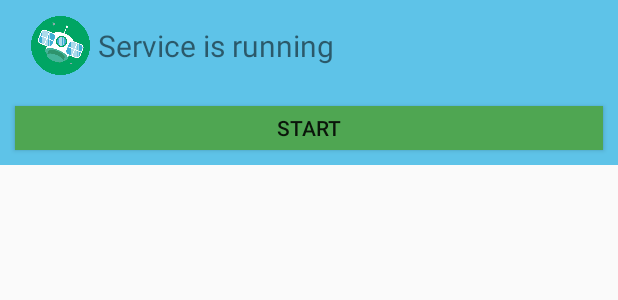
After one commit to david3355/TrackMe, an Android app: the layout status_bar_view.xml on its own in the app's theme, with its tools: preview values and no code run, on a phone screen of 412 x 824 dp. The commit adds this screen. Shown: the top 300 px of the screen. Run offline under Robolectric (Android 15) with nearby library versions, the phone set to English and light mode, and no system bars.

Commit message:
Status bar
Status bar created
Status bar added to Main Activity

```diff
--- a/app/src/main/res/layout/activity_main.xml
+++ b/app/src/main/res/layout/activity_main.xml
@@ -6,6 +6,7 @@
     android:layout_height="match_parent"
     tools:context="com.jager.trackme.MainActivity">
 
+    <include layout="@layout/status_bar_view"></include>
 
     <fragment android:id="@+id/partial_map"
               android:name="com.google.android.gms.maps.SupportMapFragment"
--- /dev/null
+++ b/app/src/main/res/layout/status_bar_view.xml
@@ -0,0 +1,42 @@
+<LinearLayout
+    xmlns:android="http://schemas.android.com/apk/res/android"
+    android:layout_width="match_parent"
+    android:layout_height="110dp"
+    android:background="#5ec3e8"
+    android:orientation="vertical">
+
+    <LinearLayout
+        android:layout_width="match_parent"
+        android:layout_height="wrap_content"
+        android:orientation="horizontal"
+        android:padding="5dp">
+
+        <ImageView
+            android:id="@+id/img_status"
+            android:layout_width="50dp"
+            android:layout_height="50dp"
+            android:src="@drawable/satellite_on"
+            android:padding="5dp"
+            android:layout_marginLeft="10dp"
+            />
+
+        <TextView
+            android:layout_width="wrap_content"
+            android:layout_height="wrap_content"
+            android:layout_gravity="center"
+            android:textSize="20sp"
+            android:text="Service is running"
+            />
+
+    </LinearLayout>
+
+    <Button
+        android:id="@+id/btn_startnstop"
+        android:layout_width="match_parent"
+        android:layout_height="wrap_content"
+        android:layout_margin="10dp"
+        android:background="@color/colorGreen"
+        android:text="Start"
+        />
+
+</LinearLayout>
--- /dev/null
+++ b/app/src/main/res/values/attrs_status_bar_view.xml
@@ -0,0 +1,8 @@
+<resources>
+    <declare-styleable name="StatusBarView">
+        <attr name="exampleString" format="string"/>
+        <attr name="exampleDimension" format="dimension"/>
+        <attr name="exampleColor" format="color"/>
+        <attr name="exampleDrawable" format="color|reference"/>
+    </declare-styleable>
+</resources>
--- a/app/src/main/res/values/colors.xml
+++ b/app/src/main/res/values/colors.xml
@@ -3,4 +3,6 @@
     <color name="colorPrimary">#3F51B5</color>
     <color name="colorPrimaryDark">#303F9F</color>
     <color name="colorAccent">#FF4081</color>
+    <color name="colorGreen">#4fa652</color>
+    <color name="colorRed">#c24249</color>
 </resources>
```
Also changed, not shown: app/src/main/res/drawable/satellite_off.png (added), app/src/main/res/drawable/satellite_on.png (added).
